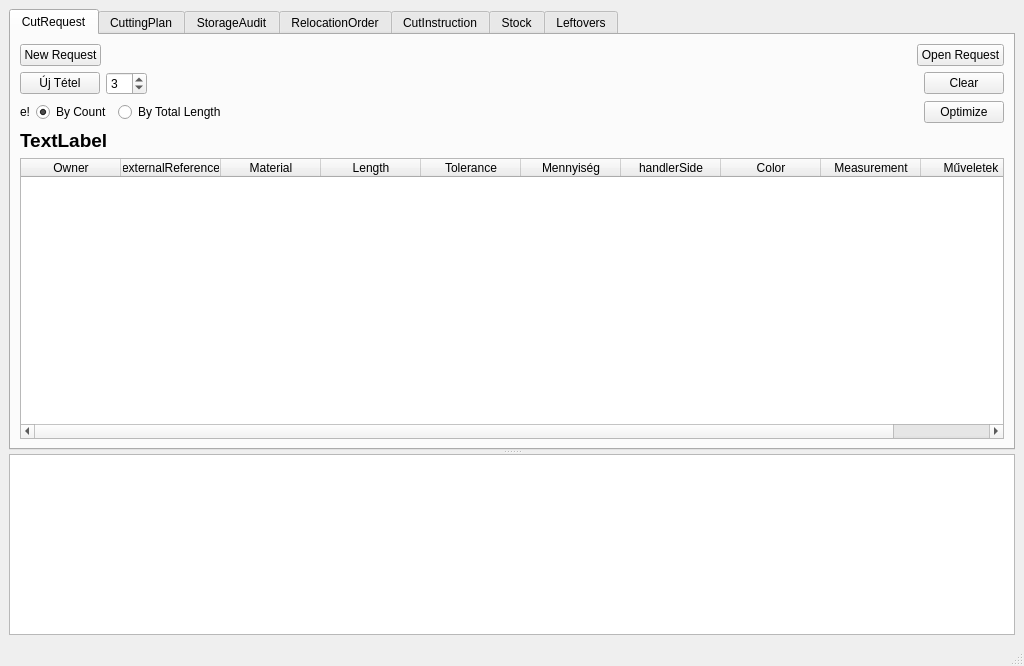
Above: view/MainWindow.ui from horvathzoltan/cutplannerpro before the change. Below: the same form after it.
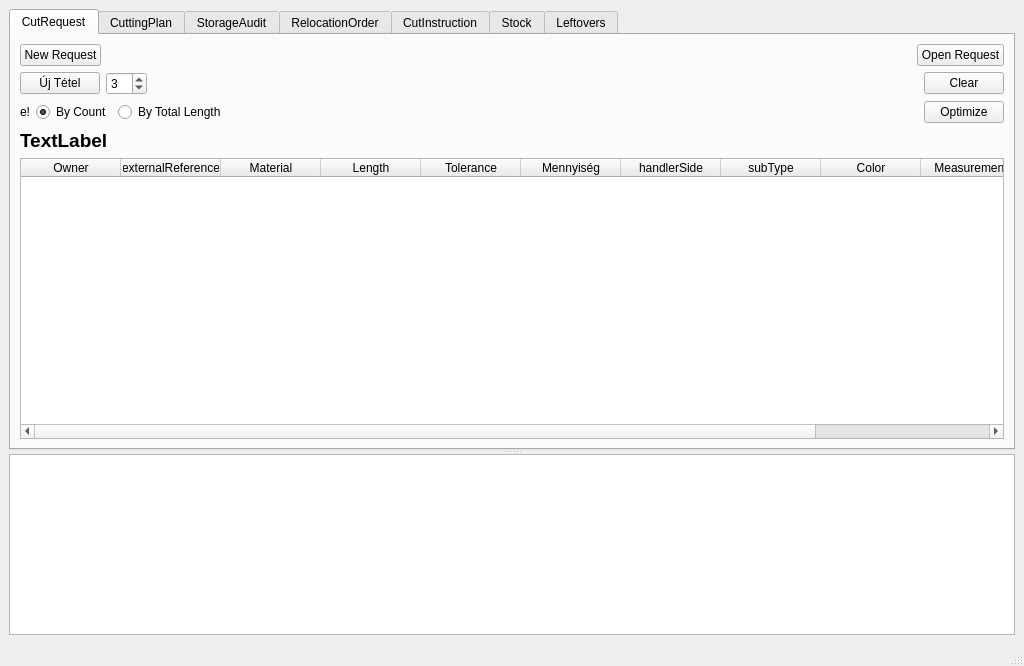
That is the form after the change.

```diff
--- a/view/MainWindow.ui
+++ b/view/MainWindow.ui
@@ -239,6 +239,11 @@
               <string>handlerSide</string>
              </property>
             </column>
+            <column>
+             <property name="text">
+              <string>subType</string>
+             </property>
+            </column>
             <column>
              <property name="text">
               <string>Color</string>
```
